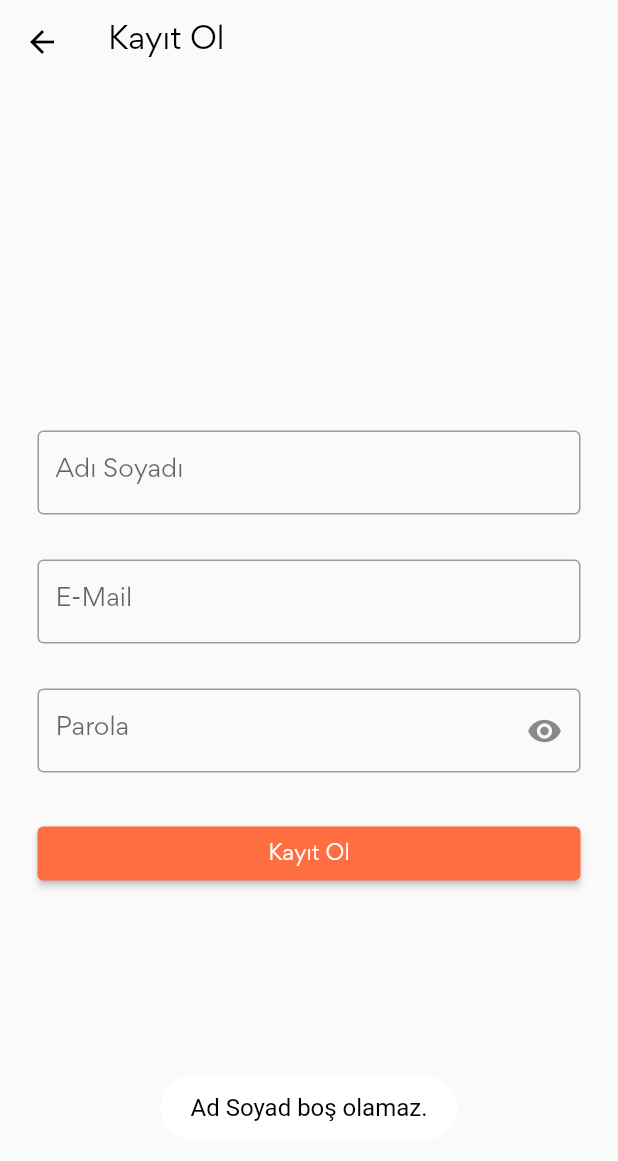
After one commit to Melike-ISIK/shop-app, a Flutter app: the RegisterScreen screen opened by its route, after a tap on "Kayıt Ol", on a phone screen of 412 x 824 dp. The commit adds this screen. Shown: the top 1161 px of the screen. Run offline on Flutter 3.47's test engine with Material 2 defaults, Android fonts, the phone set to English and light mode, and no system bars; our stand-ins replace cloud_firestore, firebase_auth, firebase_core, fluttertoast, shared_preferences; accounts and stored records are empty.

Commit message:
Kayit olma eklendi.

```diff
--- a/lib/Constants/RouteNames.dart
+++ b/lib/Constants/RouteNames.dart
@@ -8,3 +8,4 @@ const favoritesRoute = "/favorites";
 const productsByCategoryRoute = "/productsByCategory";
 const searchRoute = "/searchScreen";
 const productsByGenderRoute = "/productsByGender";
+const registerRoute = "/register";
--- a/lib/Route/Router.dart
+++ b/lib/Route/Router.dart
@@ -12,6 +12,7 @@ import 'package:alisveris/Screens/NotFoundScreen.dart';
 import 'package:alisveris/Screens/ProductDetailScreen.dart';
 import 'package:alisveris/Screens/ProductsByCategoryScreen.dart';
 import 'package:alisveris/Screens/ProductsByGender.dart';
+import 'package:alisveris/Screens/RegisterScreen.dart';
 import 'package:alisveris/Screens/SearchScreen.dart';
 import 'package:flutter/material.dart';
 
@@ -28,6 +29,7 @@ class Router{
       case productsByGenderRoute: return MaterialPageRoute(builder: (context) => ProductsByGender(gender: settings.arguments as Gender,));
       case productsByCategoryRoute: return MaterialPageRoute(builder: (context) => ProductsByCategoryScreen(category: settings.arguments as Category,));
       case productDetailRoute: return MaterialPageRoute(builder: (context) => ProductDetailScreen(product: settings.arguments as Product,));
+      case registerRoute: return MaterialPageRoute(builder: (context) => RegisterScreen());
       default:
         return MaterialPageRoute(builder: (context) => NotFoundScreen());
     }
--- a/lib/Screens/LoginScreen.dart
+++ b/lib/Screens/LoginScreen.dart
@@ -104,6 +104,17 @@ class _LoginScreenState extends State<LoginScreen> {
                         onPressed: loginUser,
                       ),
                     ),
+                    SizedBox(height: 30),
+                    TextButton(
+                      child: Text('Hesabın yok mu? Kayıt ol.',
+                        style: TextStyle(
+                            decoration: TextDecoration.underline
+                        ),
+                      ),
+                      onPressed: (){
+                        Navigator.pushNamed(context, registerRoute);
+                      },
+                    )
                   ],
                 ),
               ),
--- /dev/null
+++ b/lib/Screens/RegisterScreen.dart
@@ -0,0 +1,118 @@
+import 'package:alisveris/Helpers/ToastHelper.dart';
+import 'package:alisveris/Services/AuthService.dart';
+import 'package:flutter/material.dart';
+
+class RegisterScreen extends StatefulWidget {
+  RegisterScreen({Key? key}) : super(key: key);
+
+  @override
+  State<RegisterScreen> createState() => _RegisterScreenState();
+}
+
+class _RegisterScreenState extends State<RegisterScreen> {
+  TextEditingController adiSoyadi = TextEditingController(text: '');
+
+  TextEditingController email = TextEditingController(text: '');
+
+  TextEditingController parola = TextEditingController(text: '');
+
+  AuthService _authService = AuthService();
+
+  bool seePassword = true;
+
+  @override
+  Widget build(BuildContext context) {
+    return Scaffold(
+      appBar: CreateAppBar(),
+      body: Padding(
+        padding: EdgeInsets.all(25),
+        child: Column(
+          mainAxisAlignment: MainAxisAlignment.center,
+          children: [
+            TextField(
+                controller: adiSoyadi,
+                decoration: InputDecoration(
+                    border: OutlineInputBorder(),
+                    labelText: 'Adı Soyadı'
+                )
+            ),
+            SizedBox(
+              height: 30,
+            ),
+            TextField(
+              controller: email,
+              decoration: InputDecoration(
+                  border: OutlineInputBorder(),
+                  labelText: 'E-Mail'
+              ),
+              keyboardType: TextInputType.emailAddress,
+            ),
+            SizedBox(height: 30,),
+            TextField(
+              controller: parola,
+              decoration: InputDecoration(
+                  border: OutlineInputBorder(),
+                  labelText: 'Parola',
+                  suffixIcon: IconButton(
+                    icon: Icon(
+                        seePassword == true ?
+                        Icons.visibility
+                            : Icons.visibility_off
+                    ),
+                    onPressed: (){
+                      setState(() {
+                        seePassword = !seePassword;
+                      });
+                    },
+                  )
+              ),
+              obscureText: seePassword,
+            ),
+            SizedBox(height: 30,),
+            Container(
+                width: double.infinity,
+                child: ElevatedButton(
+                  child: Text('Kayıt Ol'),
+                  style: ElevatedButton.styleFrom(
+                      backgroundColor: Colors.deepOrangeAccent
+                  ),
+                  onPressed: (){
+                    if(adiSoyadi.text.isEmpty){
+                      ToastHelper().makeToastMessage('Ad Soyad boş olamaz.');
+                    } else if(email.text.isEmpty){
+                      ToastHelper().makeToastMessage('E-mail boş olamaz.');
+                    } else if(parola.text.isEmpty){
+                      ToastHelper().makeToastMessage('Parola boş olamaz.');
+                    } else {
+                      _authService.createUser(adiSoyadi.text, email.text, parola.text).then((value){
+                        if(value != null){
+                          ToastHelper().makeToastMessage('Kayıt başarılı! Giriş yapın.');
+                          Navigator.pop(context);
+                        }else{
+                          ToastHelper().makeToastMessage('Kayıt olurken bir sorun oluştu.');
+                        }
+                      });
+                    }
+                  },
+                )
+            ),
+          ],
+        ),
+      ),
+    );
+  }
+
+  AppBar CreateAppBar(){
+    return AppBar(
+      iconTheme: IconThemeData(color: Colors.black),
+      title: Text(
+        'Kayıt Ol',
+        style: TextStyle(
+            color: Colors.black
+        ),
+      ),
+      elevation: 0,
+      backgroundColor: Colors.transparent,
+    );
+  }
+}
```
